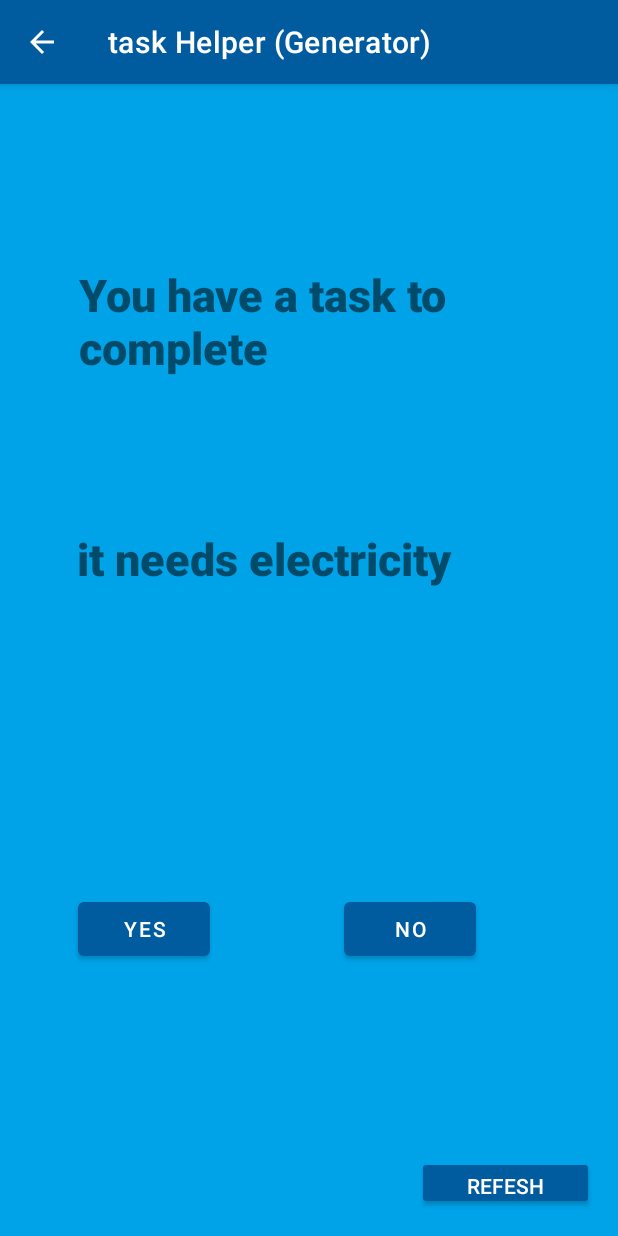
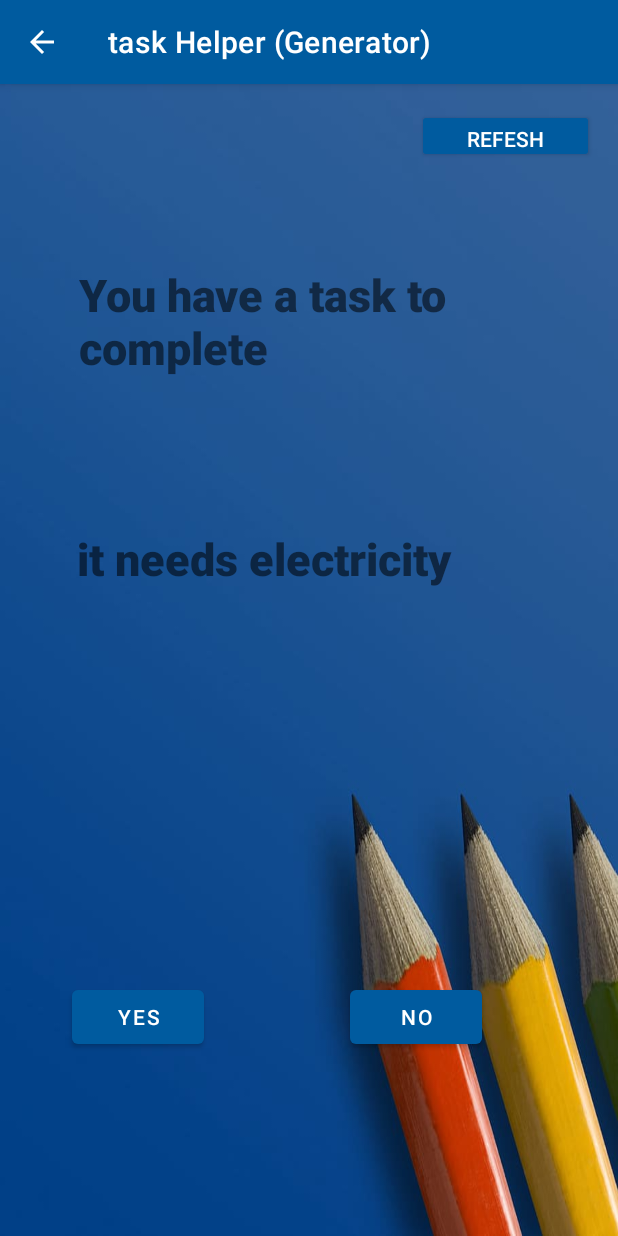
Before and after one commit to AltTheo/Android_PAPL, an Android app: the screen it shows after launch (MainActivity), on a phone screen of 412 x 824 dp. Run offline under Robolectric (Android 15) with nearby library versions, the phone set to English and light mode, and no system bars; Roboto replaces fonts that are not available here.

Commit message:
Edit the CSV

```diff
--- a/app/src/main/java/com/example/frontendwork/MainActivity.java
+++ b/app/src/main/java/com/example/frontendwork/MainActivity.java
@@ -37,6 +37,7 @@ public class MainActivity extends AppCompatActivity {
 
         TextView Description = findViewById(R.id.textID);
         TextView Question = findViewById(R.id.textID2);
+
         Description.setText(nodeMap.currentNode().getDescription() + "\n");
         Question.setText(nodeMap.currentNode().getQuestion() + "\n");
     }
@@ -93,7 +94,6 @@ public class MainActivity extends AppCompatActivity {
         Description.setText(nodeMap.currentNode().getDescription() + "\n");
         Question.setText(nodeMap.currentNode().getQuestion() + "\n");
 
-
         if(nodeMap.currentNode().getDescription().equals("Good Job")||nodeMap.currentNode().getQuestion().equals("Task complete")){
             Toast.makeText(this, "COMPLETED, PRESS RESTART", Toast.LENGTH_SHORT).show();
         }
--- a/app/src/main/res/layout/activity_main.xml
+++ b/app/src/main/res/layout/activity_main.xml
@@ -4,7 +4,7 @@
     xmlns:tools="http://schemas.android.com/tools"
     android:layout_width="match_parent"
     android:layout_height="match_parent"
-    android:background="@drawable/plainbb"
+    android:background="@drawable/blupen"
     tools:context=".MainActivity">
 
     <TextView
@@ -41,23 +41,23 @@
         android:text="@string/no"
         app:layout_constraintBottom_toBottomOf="parent"
         app:layout_constraintEnd_toEndOf="parent"
-        app:layout_constraintHorizontal_bias="0.486"
+        app:layout_constraintHorizontal_bias="0.518"
         app:layout_constraintStart_toEndOf="@+id/button"
         app:layout_constraintTop_toTopOf="parent"
-        app:layout_constraintVertical_bias="0.749"
+        app:layout_constraintVertical_bias="0.831"
         app:rippleColor="@android:color/holo_blue_bright" />
 
     <Button
         android:id="@+id/button"
         android:layout_width="wrap_content"
         android:layout_height="wrap_content"
-        android:layout_marginStart="52dp"
+        android:layout_marginStart="48dp"
         android:onClick="yesClick"
         android:text="@string/yes"
         app:layout_constraintBottom_toBottomOf="parent"
         app:layout_constraintStart_toStartOf="parent"
         app:layout_constraintTop_toTopOf="parent"
-        app:layout_constraintVertical_bias="0.749"
+        app:layout_constraintVertical_bias="0.831"
         app:rippleColor="@android:color/holo_blue_bright" />
 
     <Button
@@ -72,7 +72,7 @@
         app:layout_constraintHorizontal_bias="0.945"
         app:layout_constraintStart_toStartOf="parent"
         app:layout_constraintTop_toTopOf="parent"
-        app:layout_constraintVertical_bias="0.976"
+        app:layout_constraintVertical_bias="0.023"
         app:rippleColor="@android:color/holo_blue_bright" />
 
     <TextView
--- a/app/src/main/res/raw/generator4.csv
+++ b/app/src/main/res/raw/generator4.csv
@@ -7,7 +7,7 @@
 6,45,21,-,would the device be affected if you carry on?
 7,8,12,,is there a backup file for your work?
 8,9,20,saving and doing work also,can you finish the task on time?
-9,1,47,Good Job,Task complete
+9,1,47,Good Job,Task can be completed
 10,9,11,you're still pressed on the project,is the power back on?
 11,1,47,The project cannot be completed at this time,Discard the project and try again next time
 12,20,8,Backup Created,Is this work also being saved locally?
```
Also changed, not shown: app/src/main/java/com/example/frontendwork/WelcomeScreen.java (+7 -4 lines), app/src/main/res/drawable-v24/blupen.jpg (added).
